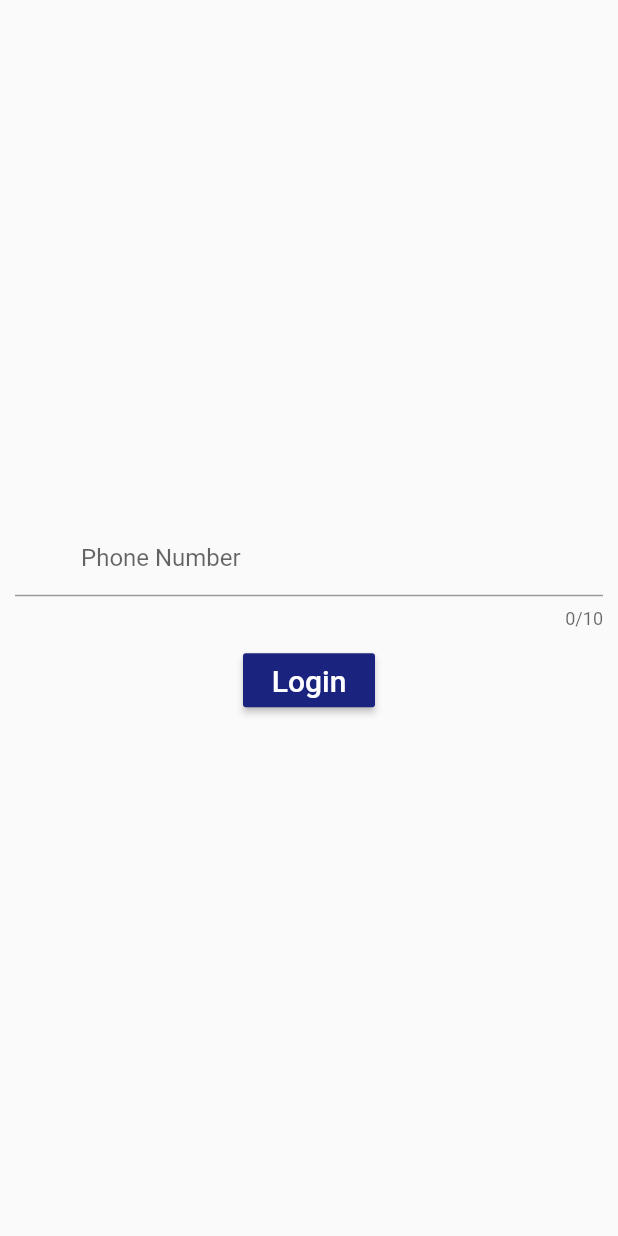
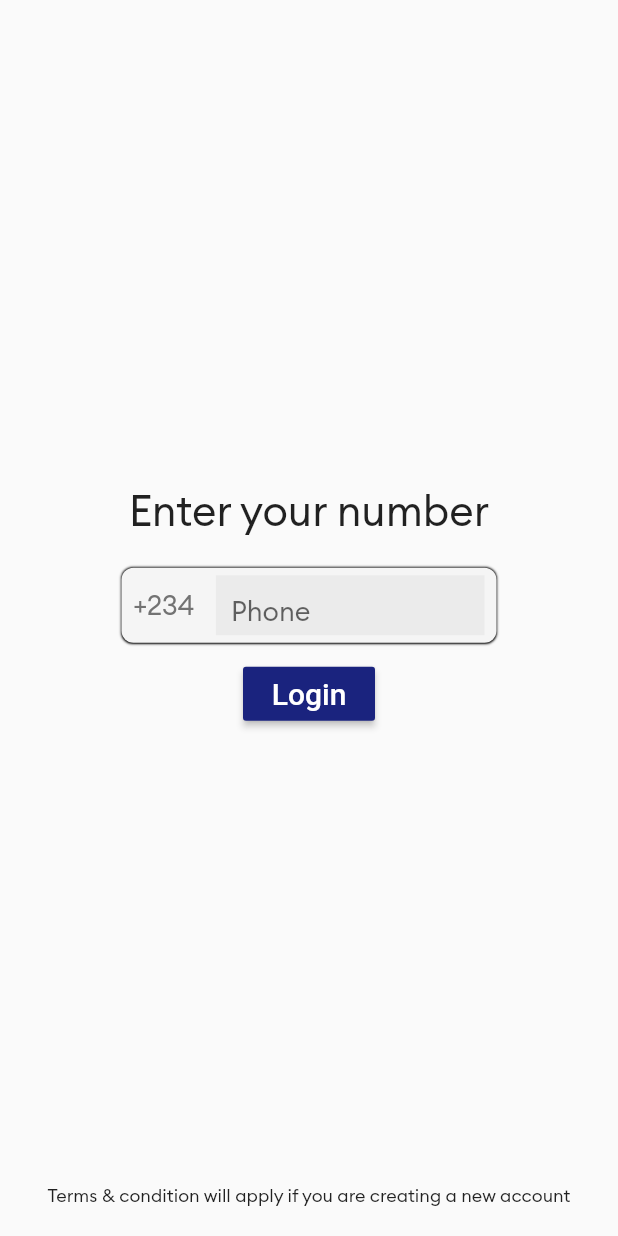
Before and after one commit to abdoulum/Boride-stack, a Flutter app: the screen it shows after launch, on a phone screen of 412 x 824 dp. Run offline on Flutter 3.47's test engine with Material 2 defaults, Android fonts, the phone set to English and light mode, and no system bars; our stand-ins replace animated_text_kit, firebase_auth, firebase_core, firebase_database, fluttertoast, font_awesome_flutter and 5 more; missing offline and left inert: flutter_geofire, flutter_polyline_points, flutterwave_standard; accounts and stored records are empty.

Commit message:
2second dash commit

```diff
--- a/lib/authentication/login_screen.dart
+++ b/lib/authentication/login_screen.dart
@@ -1,8 +1,9 @@
+import 'package:boride/brand_colors.dart';
 import 'package:boride/mainScreens/main_screen.dart';
 import 'package:firebase_auth/firebase_auth.dart';
+import 'package:firebase_database/firebase_database.dart';
 import 'package:flutter/material.dart';
 import 'package:fluttertoast/fluttertoast.dart';
-
 
 class LoginScreen extends StatefulWidget {
   @override
@@ -21,22 +22,79 @@ class _LoginScreenState extends State<LoginScreen> {
   @override
   Widget build(BuildContext context) {
     return Scaffold(
-      body: Container(
-        margin: const EdgeInsets.all(10),
+      body: Padding(
+        padding: const EdgeInsets.all(20),
+        child: Column(
+          children: [
+            Expanded(
+              child: Center(
                 child: Column(
                   mainAxisAlignment: MainAxisAlignment.center,
                   children: [
-            TextField(
-              controller: phoneController,
-              decoration: const InputDecoration(
-                hintText: 'Phone Number',
-                prefix: Padding(
-                  padding: EdgeInsets.all(4),
-                  child: Text('+234'),
+                    const Text(
+                      "Enter your number",
+                      style: TextStyle(
+                        fontSize: 28,
+                        fontFamily: "Brand-Regular",
                       ),
                     ),
-              maxLength: 10,
-              keyboardType: TextInputType.phone,
+                    const SizedBox(
+                      height: 20,
+                    ),
+                    Container(
+                      height: 50,
+                      width: 250,
+                      decoration: BoxDecoration(
+                          color: Colors.grey[100],
+                          borderRadius: BorderRadius.circular(8),
+                          boxShadow: const [
+                            BoxShadow(
+                                blurRadius: 0.5,
+                                spreadRadius: 0.1,
+                                offset: Offset(0.1, 0.2))
+                          ]),
+                      child: Padding(
+                        padding: const EdgeInsets.symmetric(
+                            horizontal: 8.0, vertical: 5),
+                        child: Row(
+                          children: [
+                            const Text(
+                              "+234 ",
+                              style: TextStyle(
+                                  fontSize: 18,
+                                  fontFamily: "Brand-Regular",
+                                  color: BrandColors.colorTextSemiLight),
+                            ),
+                            const SizedBox(
+                              width: 10,
+                            ),
+                            Expanded(
+                                child: Center(
+                                  child: TextField(
+                              cursorColor: Colors.pink,
+                              cursorHeight: 25,
+                              keyboardType: TextInputType.number,
+                              textCapitalization: TextCapitalization.words,
+                              controller: phoneController,
+                              maxLines: 1,style: const TextStyle(
+                                      fontSize: 18,
+                                      fontFamily: "Brand-Regular",
+                                      color: BrandColors.colorTextSemiLight),
+                              decoration: const InputDecoration(
+                                  hintText: "Phone",
+                                  filled: true,
+                                  border: InputBorder.none,
+                                  contentPadding: EdgeInsets.only(
+                                    left: 10.0,
+                                    top: 8.0,
+                                    bottom: 8.0,
+                                  ),
+                              ),
+                            ),
+                                )),
+                          ],
+                        ),
+                      ),
                     ),
                     Visibility(
                       visible: otpVisibility,
@@ -76,12 +134,22 @@ class _LoginScreenState extends State<LoginScreen> {
                   ],
                 ),
               ),
+            ),
+            const Center(
+              child: Text(
+                "Terms & condition will apply if you are creating a new account",
+                style: TextStyle(fontSize: 12, fontFamily: "Brand-Regular"),
+              ),
+            )
+          ],
+        ),
+      ),
     );
   }
 
   void loginWithPhone() async {
     auth.verifyPhoneNumber(
-      phoneNumber: "+91${phoneController.text}",
+      phoneNumber: "+234${phoneController.text}",
       verificationCompleted: (PhoneAuthCredential credential) async {
         await auth.signInWithCredential(credential).then((value) {
           print("You are logged in successfully");
@@ -121,12 +189,15 @@ class _LoginScreenState extends State<LoginScreen> {
             textColor: Colors.white,
             fontSize: 16.0,
           );
-          Navigator.pushReplacement(
-            context,
-            MaterialPageRoute(
-                builder: (context) => const MainScreen())
 
-          );
+          Map userMap = {"id": user!.uid};
+
+          DatabaseReference reference =
+              FirebaseDatabase.instance.ref().child("users").child(user!.uid);
+          reference.set(userMap);
+
+          Navigator.pushReplacement(context,
+              MaterialPageRoute(builder: (context) => const MainScreen()));
         } else {
           Fluttertoast.showToast(
             msg: "your login is failed",
--- a/lib/brand_colors.dart
+++ b/lib/brand_colors.dart
@@ -5,7 +5,7 @@ class BrandColors{
   static const Color colorPrimary = Color(0xFF2B1A64);
   static const Color colorPrimaryDark = Color(0xFF1c3aa9);
   static const Color colorAccent = Color(0xFF21ba45);
-  static const Color colorAccent1 = Color(0xFFe3fded);
+  static const Color colorAccent1 = Color(0xfffefff7);
   static const Color colorAccent2 = Color(0xffd4daf4);
 
   static const Color colorBackground = Color(0xFFFBFAFF);
--- a/lib/mainScreens/profile_screen.dart
+++ b/lib/mainScreens/profile_screen.dart
@@ -1,3 +1,4 @@
+import 'package:boride/assistants/assistant_methods.dart';
 import 'package:boride/global/global.dart';
 import 'package:boride/widgets/info_design_ui.dart';
 import 'package:flutter/material.dart';
@@ -11,6 +12,18 @@ class ProfileScreen extends StatefulWidget {
 }
 
 class _ProfileScreenState extends State<ProfileScreen> {
+
+
+  String userName = "YourName";
+  String userPhone = "YourPhone";
+
+  @override
+  void initState() {
+    super.initState();
+    AssistantMethods.readCurrentOnlineUserInfo();
+  }
+
+
   @override
   Widget build(BuildContext context) {
     return Scaffold(
@@ -47,7 +60,8 @@ class _ProfileScreenState extends State<ProfileScreen> {
               height: 100,
             ),
             //name
-            Text(userModelCurrentInfo!.name!,
+            Text(
+               userName,
                 style: const TextStyle(
                     color: Colors.black,
                     fontSize: 22,
@@ -69,13 +83,13 @@ class _ProfileScreenState extends State<ProfileScreen> {
 
             //phone
             InfoDesignUIWidget(
-              textInfo: userModelCurrentInfo!.phone!,
+              textInfo: userPhone,
               iconData: Icons.phone_iphone,
             ),
 
             //email
             InfoDesignUIWidget(
-              textInfo: userModelCurrentInfo!.email!,
+              textInfo: userPhone,
               iconData: Icons.email,
             ),
 
```
Also changed, not shown: 1 other file. Lines whose indentation alone changed are shown as unchanged.
